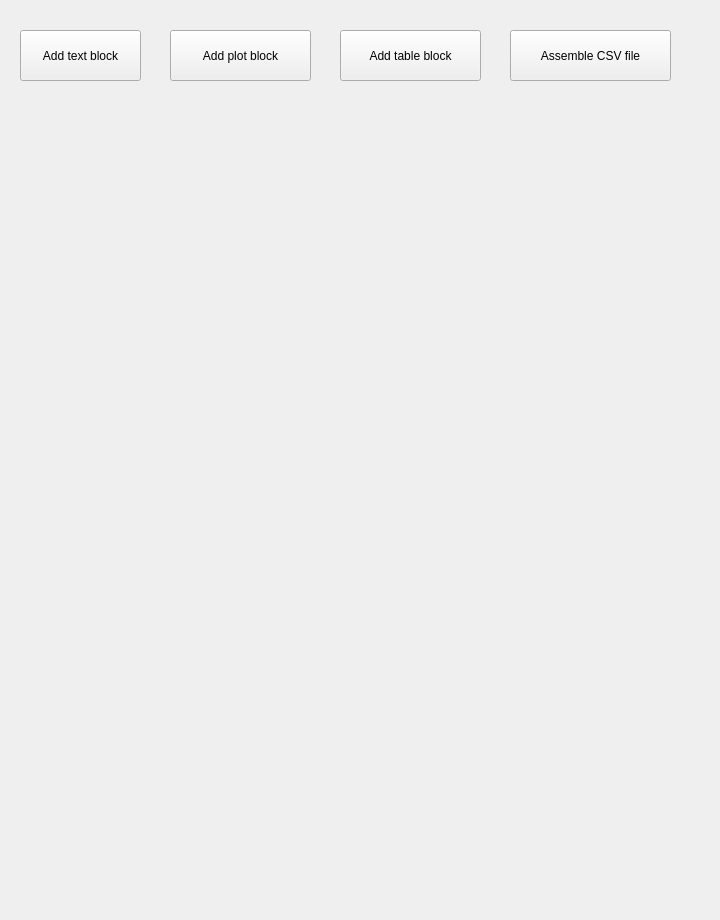
The window that main/manager_odf/odf_form.ui (Kirikus/2024_Experiments) describes before a commit, drawn with Qt 5.
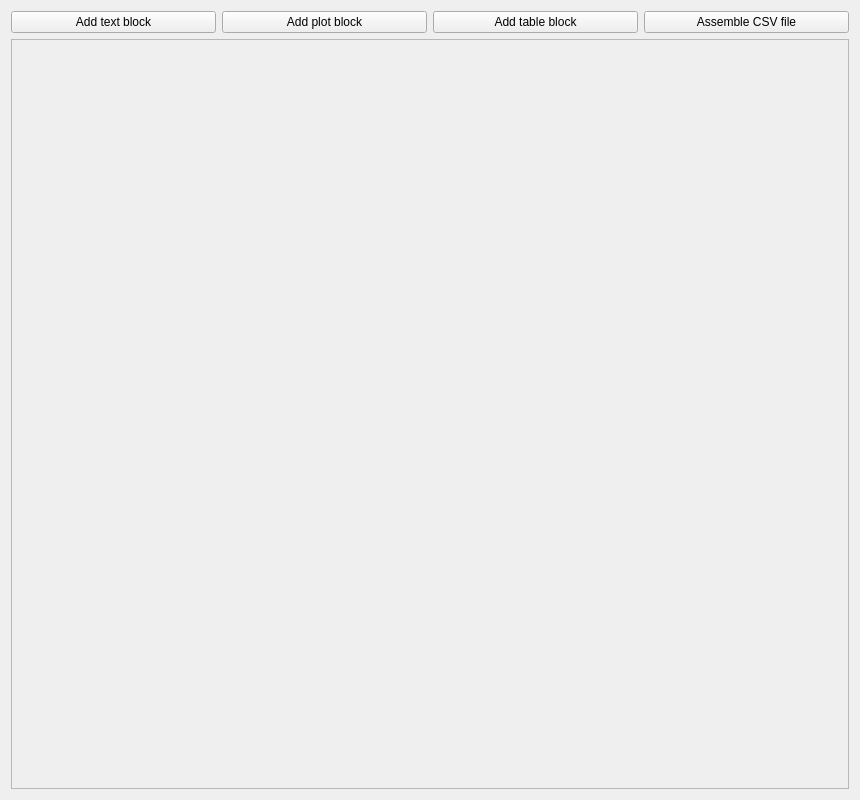
The same window after the commit.

Commit message: Small fixes ODF -Added scrolling blocks -Set fixed size for form -Resized some widgets

```diff
--- a/main/manager_odf/odf_form.ui
+++ b/main/manager_odf/odf_form.ui
@@ -6,80 +6,82 @@
    <rect>
     <x>0</x>
     <y>0</y>
-    <width>720</width>
-    <height>920</height>
+    <width>860</width>
+    <height>800</height>
    </rect>
   </property>
+  <property name="sizePolicy">
+   <sizepolicy hsizetype="Fixed" vsizetype="Fixed">
+    <horstretch>0</horstretch>
+    <verstretch>0</verstretch>
+   </sizepolicy>
+  </property>
   <property name="windowTitle">
    <string>Form</string>
   </property>
-  <widget class="QWidget" name="verticalLayoutWidget">
+  <layout class="QGridLayout" name="gridLayout_2">
+   <item row="1" column="0">
+    <widget class="QScrollArea" name="scrollArea">
+     <property name="widgetResizable">
+      <bool>true</bool>
+     </property>
+     <widget class="QWidget" name="scrollAreaWidgetContents">
    <property name="geometry">
     <rect>
-     <x>10</x>
-     <y>140</y>
-     <width>701</width>
-     <height>771</height>
-    </rect>
-   </property>
+        <x>0</x>
+        <y>0</y>
+        <width>846</width>
+        <height>762</height>
+       </rect>
+      </property>
+      <layout class="QGridLayout" name="gridLayout_3">
+       <item row="0" column="0">
    <layout class="QVBoxLayout" name="verticalLayout">
     <property name="spacing">
      <number>30</number>
     </property>
    </layout>
-  </widget>
+       </item>
+      </layout>
+     </widget>
+    </widget>
+   </item>
+   <item row="0" column="0">
+    <layout class="QGridLayout" name="gridLayout">
+     <property name="sizeConstraint">
+      <enum>QLayout::SetMinimumSize</enum>
+     </property>
+     <item row="0" column="0">
   <widget class="QPushButton" name="addtextBtn">
-   <property name="geometry">
-    <rect>
-     <x>20</x>
-     <y>30</y>
-     <width>121</width>
-     <height>51</height>
-    </rect>
-   </property>
    <property name="text">
     <string>Add text block</string>
    </property>
   </widget>
+     </item>
+     <item row="0" column="1">
   <widget class="QPushButton" name="addplotBtn">
-   <property name="geometry">
-    <rect>
-     <x>170</x>
-     <y>30</y>
-     <width>141</width>
-     <height>51</height>
-    </rect>
-   </property>
    <property name="text">
     <string>Add plot block</string>
    </property>
   </widget>
+     </item>
+     <item row="0" column="2">
   <widget class="QPushButton" name="addtableBtn">
-   <property name="geometry">
-    <rect>
-     <x>340</x>
-     <y>30</y>
-     <width>141</width>
-     <height>51</height>
-    </rect>
-   </property>
    <property name="text">
     <string>Add table block</string>
    </property>
   </widget>
+     </item>
+     <item row="0" column="3">
   <widget class="QPushButton" name="assembleBtn">
-   <property name="geometry">
-    <rect>
-     <x>510</x>
-     <y>30</y>
-     <width>161</width>
-     <height>51</height>
-    </rect>
-   </property>
    <property name="text">
     <string>Assemble CSV file</string>
    </property>
   </widget>
+     </item>
+    </layout>
+   </item>
+  </layout>
  </widget>
  <resources/>
  <connections/>
```
Left out of the diff: 2 changed lines with no effect on the pictures. Lines whose indentation alone changed are shown as unchanged. The commit also changes 3 other files.
